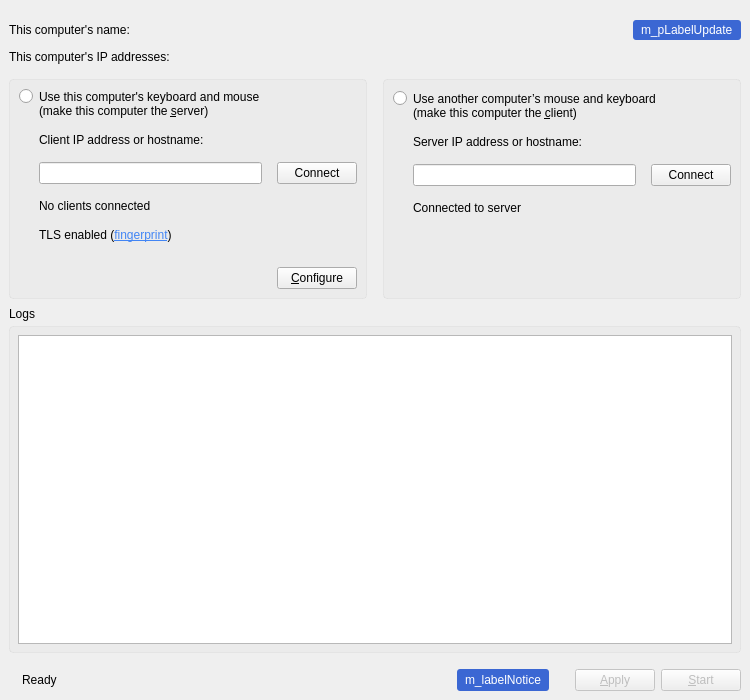
This is src/gui/src/MainWindowBase.ui in lockekk/dshare-hid as Qt 5 draws it before an edit. The edited form follows.
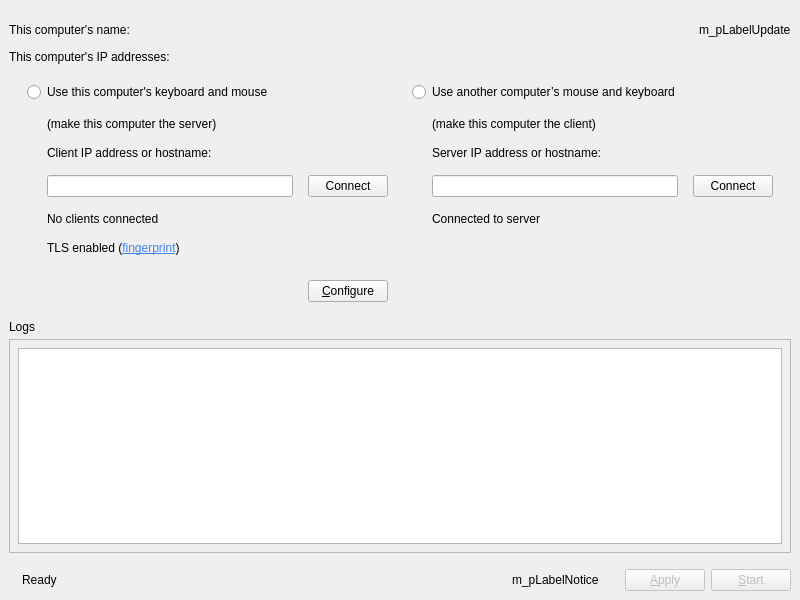
This is the edited form. Icons and pictures are not drawn. Custom widgets are drawn as their Qt base class.

Diff of the .ui file:
```diff
--- a/src/gui/src/MainWindowBase.ui
+++ b/src/gui/src/MainWindowBase.ui
@@ -6,8 +6,8 @@
    <rect>
     <x>0</x>
     <y>0</y>
-    <width>750</width>
-    <height>700</height>
+    <width>800</width>
+    <height>600</height>
    </rect>
   </property>
   <property name="sizePolicy">
@@ -57,13 +57,6 @@
       </item>
       <item>
        <widget class="QLabel" name="m_pLabelUpdate">
-        <property name="styleSheet">
-         <string notr="true">padding: 3px 5px;
-border-radius: 3px;
-background-color: #3B67D3;
-color: #ffffff;
-top: 3px;</string>
-        </property>
         <property name="text">
          <string notr="true">m_pLabelUpdate</string>
         </property>
@@ -92,6 +85,9 @@
     </item>
     <item>
      <widget class="QLabel" name="m_pLabelIpAddresses">
+      <property name="toolTip">
+       <string>&lt;html&gt;&lt;head/&gt;&lt;body&gt;&lt;p&gt;The highlighted IP is the one we think you should use. The server listens on all IPs, so the other IPs may work as well.&lt;/p&gt;&lt;/body&gt;&lt;/html&gt;</string>
+      </property>
       <property name="text">
        <string notr="true">This computer's IP addresses:</string>
       </property>
@@ -106,21 +102,6 @@
        </sizepolicy>
       </property>
       <layout class="QHBoxLayout" name="horizontalLayout_8">
-       <property name="spacing">
-        <number>16</number>
-       </property>
-       <property name="leftMargin">
-        <number>0</number>
-       </property>
-       <property name="topMargin">
-        <number>15</number>
-       </property>
-       <property name="rightMargin">
-        <number>0</number>
-       </property>
-       <property name="bottomMargin">
-        <number>8</number>
-       </property>
        <item>
         <widget class="QFrame" name="m_pGroupServer">
          <property name="sizePolicy">
@@ -129,29 +110,30 @@
            <verstretch>0</verstretch>
           </sizepolicy>
          </property>
-         <property name="styleSheet">
-          <string notr="true">.QFrame{
-border: 1px solid  rgba(192,192,192, 0.2);;
-border-radius: 4px;
-background-color: rgba(192,192,192, 0.1);
-}</string>
-         </property>
          <layout class="QVBoxLayout" name="verticalLayout">
           <property name="spacing">
            <number>15</number>
           </property>
-          <item alignment="Qt::AlignTop">
-           <widget class="QRadioButton" name="m_pRadioGroupServer">
-            <property name="styleSheet">
-             <string notr="true">QRadioButton::indicator{
-     top: -7px;
-}</string>
-            </property>
-            <property name="text">
-             <string>Use this computer's keyboard and mouse 
-(make this computer the &amp;server)</string>
-            </property>
-           </widget>
+          <item>
+           <layout class="QVBoxLayout" name="verticalLayout_3">
+            <item>
+             <widget class="QRadioButton" name="m_pRadioGroupServer">
+              <property name="text">
+               <string>Use this computer's keyboard and mouse</string>
+              </property>
+             </widget>
+            </item>
+            <item>
+             <widget class="QLabel" name="label">
+              <property name="text">
+               <string>(make this computer the server)</string>
+              </property>
+              <property name="indent">
+               <number>20</number>
+              </property>
+             </widget>
+            </item>
+           </layout>
           </item>
           <item alignment="Qt::AlignTop">
            <widget class="QWidget" name="m_pWidgetServer" native="true">
@@ -293,32 +275,30 @@
            <verstretch>0</verstretch>
           </sizepolicy>
          </property>
-         <property name="styleSheet">
-          <string notr="true">.QFrame{
-border: 1px solid  rgba(192,192,192, 0.2);
-border-radius: 4px;
-background-color: rgba(192,192,192, 0.1);
-}</string>
-         </property>
          <layout class="QVBoxLayout" name="verticalLayout_5">
           <property name="spacing">
            <number>15</number>
           </property>
-          <property name="topMargin">
-           <number>11</number>
-          </property>
-          <item alignment="Qt::AlignTop">
-           <widget class="QRadioButton" name="m_pRadioGroupClient">
-            <property name="styleSheet">
-             <string notr="true">QRadioButton::indicator{
-     top: -7px;
-}</string>
-            </property>
-            <property name="text">
-             <string>Use another computer’s mouse and keyboard
-(make this computer the &amp;client)</string>
-            </property>
-           </widget>
+          <item>
+           <layout class="QVBoxLayout" name="verticalLayout_6">
+            <item>
+             <widget class="QRadioButton" name="m_pRadioGroupClient">
+              <property name="text">
+               <string>Use another computer’s mouse and keyboard</string>
+              </property>
+             </widget>
+            </item>
+            <item>
+             <widget class="QLabel" name="label_2">
+              <property name="text">
+               <string>(make this computer the client)</string>
+              </property>
+              <property name="indent">
+               <number>20</number>
+              </property>
+             </widget>
+            </item>
+           </layout>
           </item>
           <item alignment="Qt::AlignTop">
            <widget class="QWidget" name="m_pWidgetClient" native="true">
@@ -409,9 +389,6 @@
     </item>
     <item>
      <widget class="QLabel" name="m_pLabelLogs">
-      <property name="styleSheet">
-       <string notr="true"/>
-      </property>
       <property name="text">
        <string>Logs</string>
       </property>
@@ -441,13 +418,6 @@
         <height>0</height>
        </size>
       </property>
-      <property name="styleSheet">
-       <string notr="true">.QFrame{
-border: 1px solid  rgba(192,192,192, 0.2);;
-border-radius: 4px;
-background-color: rgba(192,192,192, 0.1);
-}</string>
-      </property>
       <property name="frameShape">
        <enum>QFrame::StyledPanel</enum>
       </property>
@@ -481,9 +451,6 @@
            <kerning>true</kerning>
           </font>
          </property>
-         <property name="autoFillBackground">
-          <bool>false</bool>
-         </property>
          <property name="undoRedoEnabled">
           <bool>false</bool>
          </property>
@@ -546,19 +513,12 @@
        </spacer>
       </item>
       <item>
-       <widget class="QLabel" name="m_labelNotice">
+       <widget class="QLabel" name="m_pLabelNotice">
         <property name="autoFillBackground">
          <bool>false</bool>
         </property>
-        <property name="styleSheet">
-         <string notr="true">padding: 3px 5px;
-border-radius: 3px;
-background-color: #3B67D3;
-color: #ffffff;
-top: 3px;</string>
-        </property>
         <property name="text">
-         <string notr="true">m_labelNotice</string>
+         <string notr="true">m_pLabelNotice</string>
         </property>
         <property name="alignment">
          <set>Qt::AlignLeading|Qt::AlignLeft|Qt::AlignVCenter</set>
```
Left out of the diff: 12 changed lines with no effect on the pictures.
